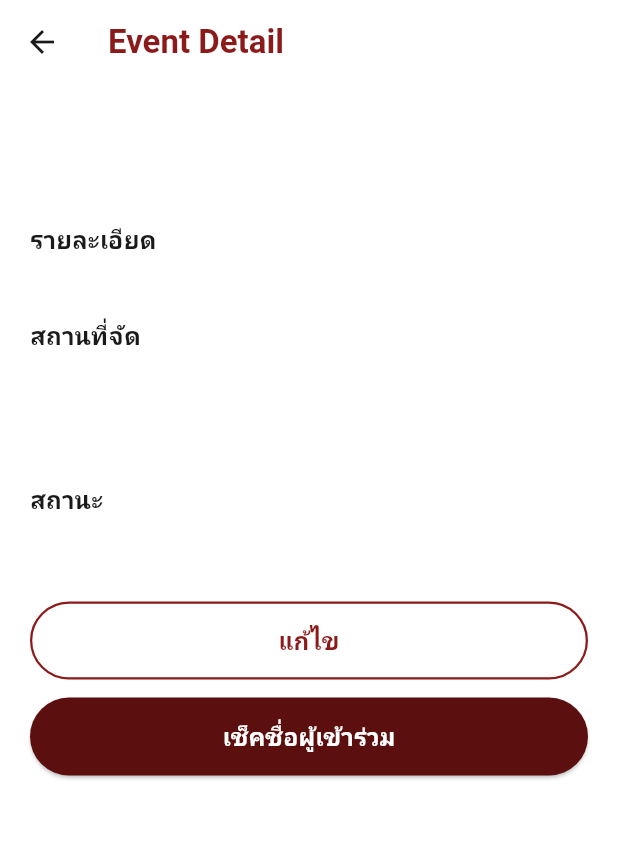
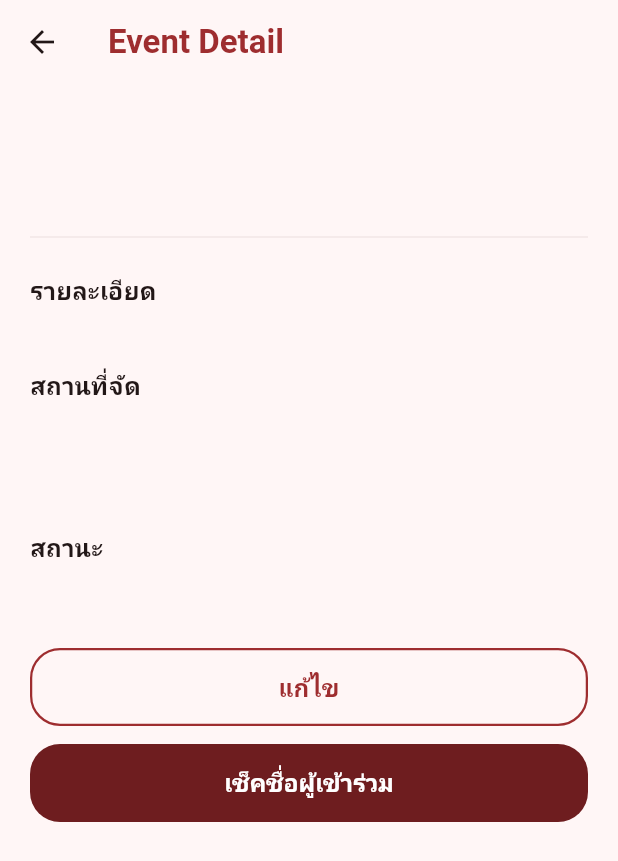
Before and after one commit to NatthaphongKS/Eventra_Mobile, a Flutter app: the EventDetailScreen screen opened directly with empty values, on a phone screen of 412 x 824 dp. Shown: the top 861 px of the screen. Run offline on Flutter 3.47's test engine with Material 3 defaults, Android fonts, the light colour scheme and no system bars; our stand-ins replace cloud_firestore, firebase_auth, firebase_core; accounts and stored records are empty; Roboto replaces fonts that are missing (Trebuchet MS).

Commit message:
Polish UI theme, form, and search UI
Refine app visual styles and some form/search behaviors: introduce AppTheme and adjusted color palette/typography; apply theme in main. Update gradients, radii, spacing, font weights and elevations across Login, Register, ForgotPassword, Home, EventDetail, EventCheckIn, EventForm, Search and EventCard to achieve a more consistent, modern look. Improve EventForm: more robust date/time parsing, validation messages, UI layout tweaks, and Firestore save/update handling (status/createdAt added on create). Implement Firestore-backed search and UX fixes (loading/empty states). Files changed: lib/main.dart, utils/app_theme.dart, View/*.dart, widgets/event_card.dart.

```diff
--- a/eventra_mobile2/lib/View/event_detail_screen.dart
+++ b/eventra_mobile2/lib/View/event_detail_screen.dart
@@ -42,9 +42,9 @@ class _EventDetailScreenState extends State<EventDetailScreen> {
     final dateStr = _event.date;
 
     return Scaffold(
-      backgroundColor: Colors.white,
+      backgroundColor: AppColors.background,
       appBar: AppBar(
-        backgroundColor: Colors.white,
+        backgroundColor: AppColors.background,
         leading: IconButton(
           icon: const Icon(Icons.arrow_back, color: AppColors.textPrimary),
           onPressed: () => Navigator.pop(context),
@@ -66,26 +66,24 @@ class _EventDetailScreenState extends State<EventDetailScreen> {
             Text(
               _event.name,
               style: const TextStyle(
-                fontSize: 22,
-                fontWeight: FontWeight.bold,
+                fontSize: 24,
+                fontWeight: FontWeight.w800,
                 color: AppColors.textPrimary,
               ),
             ),
             Text(
               dateStr,
-              style:
-                  const TextStyle(fontSize: 14, color: AppColors.textSecondary),
+              style: const TextStyle(
+                fontSize: 14,
+                color: AppColors.textSecondary,
+              ),
             ),
             const SizedBox(height: 20),
-            _DetailSection(
-              title: 'รายละเอียด',
-              content: _event.description,
-            ),
+            Divider(color: AppColors.divider),
             const SizedBox(height: 16),
-            _DetailSection(
-              title: 'สถานที่จัด',
-              content: _event.location,
-            ),
+            _DetailSection(title: 'รายละเอียด', content: _event.description),
+            const SizedBox(height: 16),
+            _DetailSection(title: 'สถานที่จัด', content: _event.location),
             const SizedBox(height: 20),
             Text(
               _event.time, // 💡 เปลี่ยนมาใช้ _event.time จาก Model ใหม่
@@ -109,11 +107,7 @@ class _EventDetailScreenState extends State<EventDetailScreen> {
             ),
             const SizedBox(height: 12),
             */
-
-            _DetailSection(
-              title: 'สถานะ',
-              content: _statusThai,
-            ),
+            _DetailSection(title: 'สถานะ', content: _statusThai),
             const SizedBox(height: 32),
             // Buttons
             _OutlineButton(
@@ -161,15 +155,19 @@ class _DetailSection extends StatelessWidget {
     return Column(
       crossAxisAlignment: CrossAxisAlignment.start,
       children: [
-        Text(title,
+        Text(
+          title,
           style: const TextStyle(
             fontSize: 16,
             fontWeight: FontWeight.bold,
-                color: AppColors.textPrimary)),
+            color: AppColors.textPrimary,
+          ),
+        ),
         const SizedBox(height: 4),
-        Text(content,
-            style:
-                const TextStyle(fontSize: 14, color: AppColors.textSecondary)),
+        Text(
+          content,
+          style: const TextStyle(fontSize: 14, color: AppColors.textSecondary),
+        ),
       ],
     );
   }
@@ -179,8 +177,11 @@ class _OutlineButton extends StatelessWidget {
   final String label;
   final Color color;
   final VoidCallback onTap;
-  const _OutlineButton(
-      {required this.label, required this.color, required this.onTap});
+  const _OutlineButton({
+    required this.label,
+    required this.color,
+    required this.onTap,
+  });
 
   @override
   Widget build(BuildContext context) {
@@ -191,12 +192,18 @@ class _OutlineButton extends StatelessWidget {
         onPressed: onTap,
         style: OutlinedButton.styleFrom(
           side: BorderSide(color: color, width: 1.5),
-          shape:
-              RoundedRectangleBorder(borderRadius: BorderRadius.circular(30)),
+          shape: RoundedRectangleBorder(
+            borderRadius: BorderRadius.circular(20),
           ),
-        child: Text(label,
+        ),
+        child: Text(
+          label,
           style: TextStyle(
-                color: color, fontSize: 16, fontWeight: FontWeight.w600)),
+            color: color,
+            fontSize: 16,
+            fontWeight: FontWeight.w600,
+          ),
+        ),
       ),
     );
   }
@@ -206,8 +213,11 @@ class _FilledButton extends StatelessWidget {
   final String label;
   final Color color;
   final VoidCallback onTap;
-  const _FilledButton(
-      {required this.label, required this.color, required this.onTap});
+  const _FilledButton({
+    required this.label,
+    required this.color,
+    required this.onTap,
+  });
 
   @override
   Widget build(BuildContext context) {
@@ -218,14 +228,19 @@ class _FilledButton extends StatelessWidget {
         onPressed: onTap,
         style: ElevatedButton.styleFrom(
           backgroundColor: color,
-          shape:
-              RoundedRectangleBorder(borderRadius: BorderRadius.circular(30)),
+          elevation: 0,
+          shape: RoundedRectangleBorder(
+            borderRadius: BorderRadius.circular(20),
           ),
-        child: Text(label,
+        ),
+        child: Text(
+          label,
           style: const TextStyle(
             color: Colors.white,
             fontSize: 16,
-                fontWeight: FontWeight.w600)),
+            fontWeight: FontWeight.w600,
+          ),
+        ),
       ),
     );
   }
--- a/eventra_mobile2/lib/main.dart
+++ b/eventra_mobile2/lib/main.dart
@@ -4,6 +4,7 @@ import 'package:firebase_auth/firebase_auth.dart';
 import 'firebase_options.dart';
 import 'View/login.dart';
 import 'View/home_screen.dart';
+import 'utils/app_theme.dart';
 
 void main() async {
   // ต้องมีบรรทัดนี้เพื่อให้ Flutter รอการเชื่อมต่อกับ Native code
@@ -23,7 +24,7 @@ class MyApp extends StatelessWidget {
     return MaterialApp(
       title: 'Eventra',
       debugShowCheckedModeBanner: false,
-      theme: ThemeData(useMaterial3: true, primarySwatch: Colors.blue),
+      theme: AppTheme.theme,
       home: StreamBuilder<User?>(
         stream: FirebaseAuth.instance.authStateChanges(),
         builder: (context, snapshot) {
--- a/eventra_mobile2/lib/utils/app_theme.dart
+++ b/eventra_mobile2/lib/utils/app_theme.dart
@@ -1,21 +1,21 @@
 import 'package:flutter/material.dart';
 
 class AppColors {
-  static const Color primary = Color(0xFF8B1A1A);
-  static const Color primaryLight = Color(0xFFB03030);
-  static const Color primaryDark = Color(0xFF5C0F0F);
-  static const Color accent = Color(0xFFE85555);
-  static const Color background = Color(0xFFFDF0F0);
-  static const Color backgroundGradientStart = Color(0xFFFFE4E4);
-  static const Color backgroundGradientEnd = Color(0xFFFFF0F0);
+  static const Color primary = Color(0xFF9E2D2F);
+  static const Color primaryLight = Color(0xFFC04A4D);
+  static const Color primaryDark = Color(0xFF6E1D1F);
+  static const Color accent = Color(0xFFE16B6E);
+  static const Color background = Color(0xFFFFF6F6);
+  static const Color backgroundGradientStart = Color(0xFFFFD9DA);
+  static const Color backgroundGradientEnd = Color(0xFFFFF3F3);
   static const Color cardBg = Colors.white;
-  static const Color textPrimary = Color(0xFF1A1A1A);
-  static const Color textSecondary = Color(0xFF666666);
-  static const Color statusOngoing = Color(0xFF4DA6FF);
-  static const Color statusUpcoming = Color(0xFFFFCC44);
-  static const Color statusDone = Color(0xFF66CC88);
+  static const Color textPrimary = Color(0xFF221717);
+  static const Color textSecondary = Color(0xFF7A6868);
+  static const Color statusOngoing = Color(0xFF3F95F0);
+  static const Color statusUpcoming = Color(0xFFF2BA39);
+  static const Color statusDone = Color(0xFF4FAE73);
   static const Color inviteButton = Color(0xFFFF7070);
-  static const Color divider = Color(0xFFEEEEEE);
+  static const Color divider = Color(0xFFF2E6E6);
 }
 
 class AppTheme {
@@ -26,15 +26,15 @@ class AppTheme {
       primary: AppColors.primary,
     ),
     scaffoldBackgroundColor: AppColors.background,
-        fontFamily: 'Roboto',
+    fontFamily: 'Trebuchet MS',
     appBarTheme: const AppBarTheme(
       backgroundColor: Colors.transparent,
       elevation: 0,
       scrolledUnderElevation: 0,
       titleTextStyle: TextStyle(
         color: AppColors.primary,
-            fontSize: 24,
-            fontWeight: FontWeight.bold,
+        fontSize: 23,
+        fontWeight: FontWeight.w800,
       ),
       iconTheme: IconThemeData(color: AppColors.primary),
     ),
@@ -43,32 +43,27 @@ class AppTheme {
         backgroundColor: AppColors.primary,
         foregroundColor: Colors.white,
         minimumSize: const Size(double.infinity, 52),
-            shape: RoundedRectangleBorder(
-              borderRadius: BorderRadius.circular(30),
-            ),
-            textStyle: const TextStyle(
-              fontSize: 18,
-              fontWeight: FontWeight.w600,
-            ),
+        shape: RoundedRectangleBorder(borderRadius: BorderRadius.circular(20)),
+        textStyle: const TextStyle(fontSize: 17, fontWeight: FontWeight.w700),
+        elevation: 0,
       ),
     ),
     inputDecorationTheme: InputDecorationTheme(
       filled: true,
-          fillColor: Colors.white,
+      fillColor: Colors.white.withValues(alpha: 0.94),
       border: OutlineInputBorder(
-            borderRadius: BorderRadius.circular(16),
+        borderRadius: BorderRadius.circular(14),
         borderSide: BorderSide.none,
       ),
       enabledBorder: OutlineInputBorder(
-            borderRadius: BorderRadius.circular(16),
+        borderRadius: BorderRadius.circular(14),
         borderSide: BorderSide.none,
       ),
       focusedBorder: OutlineInputBorder(
-            borderRadius: BorderRadius.circular(16),
-            borderSide: const BorderSide(color: AppColors.primary, width: 1.5),
+        borderRadius: BorderRadius.circular(14),
+        borderSide: const BorderSide(color: AppColors.primary, width: 1.6),
       ),
-          contentPadding:
-              const EdgeInsets.symmetric(horizontal: 16, vertical: 16),
+      contentPadding: const EdgeInsets.symmetric(horizontal: 16, vertical: 16),
     ),
   );
 }
```
Also changed, not shown: eventra_mobile2/lib/View/Login.dart (+9 -7 lines), eventra_mobile2/lib/View/event_checkin_screen.dart (+25 -6 lines), eventra_mobile2/lib/View/event_form_screen.dart (+101 -40 lines), eventra_mobile2/lib/View/forgot_password.dart (+13 -11 lines), eventra_mobile2/lib/View/home_screen.dart (+14 -2 lines), eventra_mobile2/lib/View/register.dart (+12 -10 lines), eventra_mobile2/lib/View/search_screen.dart (+38 -16 lines), eventra_mobile2/lib/widgets/event_card.dart (+23 -11 lines). Lines whose indentation alone changed are shown as unchanged.
